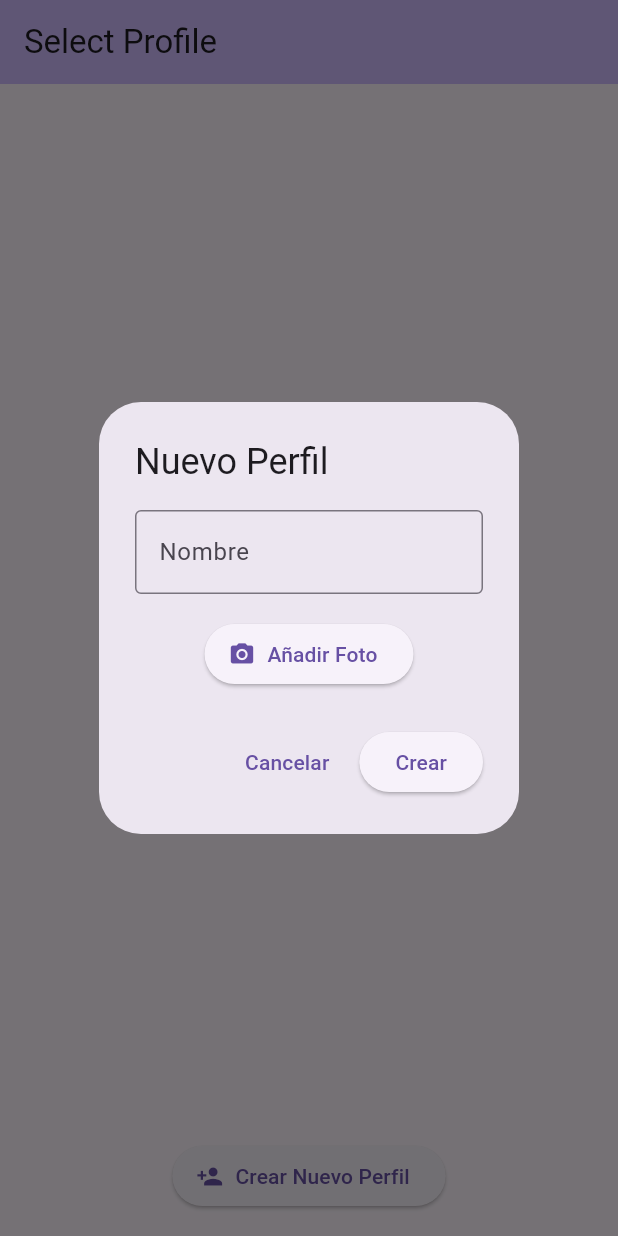
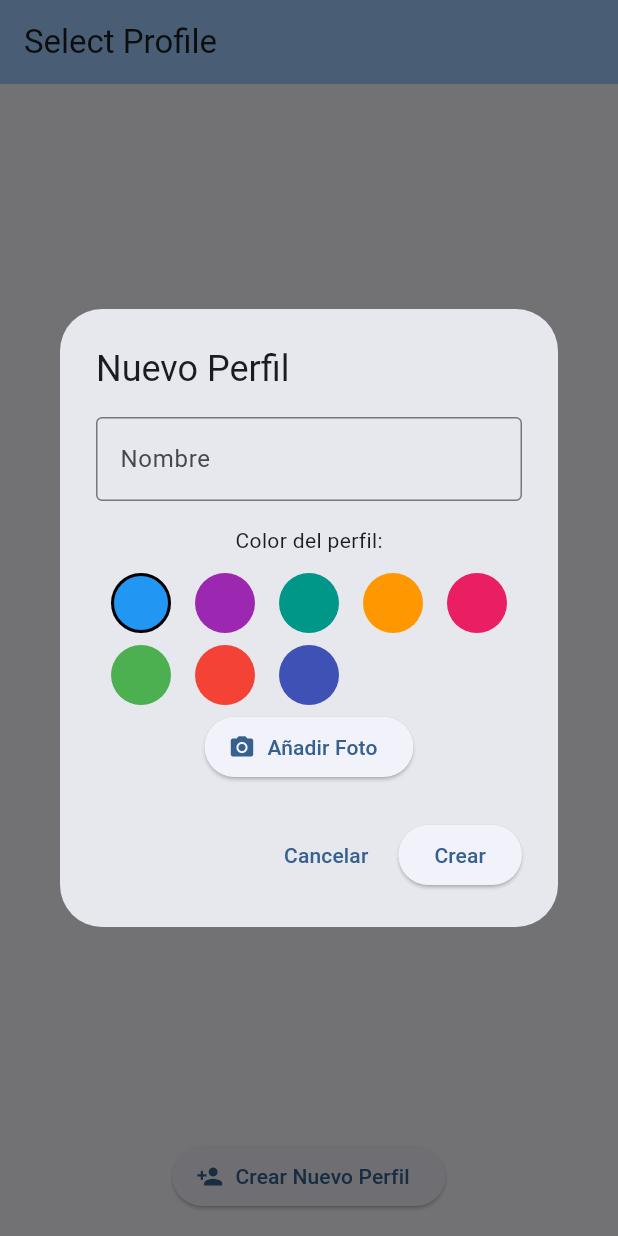
Before and after one commit to alba-lamas/health-tracker, a Flutter app: the screen it shows after launch, after a tap on "Crear Nuevo Perfil", on a phone screen of 412 x 824 dp. Run offline on Flutter 3.47's test engine with Material 3 defaults, Android fonts, the phone set to English and light mode, and no system bars; our stand-ins replace image_picker, shared_preferences, table_calendar; accounts and stored records are empty; generated files the repository leaves out were written again.

Commit message:
interface color adapted to active user

```diff
--- a/lib/main.dart
+++ b/lib/main.dart
@@ -56,6 +56,21 @@ class _MyAppState extends State<MyApp> {
 
   @override
   Widget build(BuildContext context) {
+    // Crear el tema basado en el color del usuario
+    final ThemeData theme = _selectedUser != null
+      ? ThemeData(
+          colorScheme: ColorScheme.fromSeed(
+            seedColor: Color(_selectedUser!.color),
+          ),
+          useMaterial3: true,
+        )
+      : ThemeData(
+          colorScheme: ColorScheme.fromSeed(
+            seedColor: Colors.blue,
+          ),
+          useMaterial3: true,
+        );
+
     return MaterialApp(
       debugShowCheckedModeBanner: false,
       title: 'Health Checker',
@@ -70,10 +85,7 @@ class _MyAppState extends State<MyApp> {
         Locale('es'), // Spanish
         Locale('ca'), // Catalan
       ],
-      theme: ThemeData(
-        primarySwatch: Colors.blue,
-        useMaterial3: true,
-      ),
+      theme: theme,  // Usar el tema personalizado
       home: Builder(
         builder: (context) => _selectedUser == null
           ? UserSelectionScreen(
--- a/lib/models/user.dart
+++ b/lib/models/user.dart
@@ -1,23 +1,29 @@
+import 'package:flutter/material.dart';
+
 class User {
   final String id;
   final String name;
   final String? photoPath;  // Path a la imagen guardada localmente
+  final int color;  // Añadimos el color
 
   User({
     required this.id,
     required this.name,
     this.photoPath,
+    required this.color,  // Color requerido
   });
 
   Map<String, dynamic> toJson() => {
     'id': id,
     'name': name,
     'photoPath': photoPath,
+    'color': color,
   };
 
   factory User.fromJson(Map<String, dynamic> json) => User(
     id: json['id'],
     name: json['name'],
     photoPath: json['photoPath'],
+    color: json['color'] ?? Colors.blue.value,  // Valor por defecto
   );
 }
--- a/lib/screens/user_selection_screen.dart
+++ b/lib/screens/user_selection_screen.dart
@@ -28,6 +28,7 @@ class _UserSelectionScreenState extends State<UserSelectionScreen> {
   Future<void> _createNewUser() async {
     final controller = TextEditingController();
     String? photoPath;
+    Color selectedColor = Colors.blue;  // Color por defecto
 
     return showDialog(
       context: context,
@@ -47,6 +48,39 @@ class _UserSelectionScreenState extends State<UserSelectionScreen> {
                     ),
                   ),
                   const SizedBox(height: 16),
+                  const Text('Color del perfil:'),
+                  const SizedBox(height: 8),
+                  Wrap(
+                    spacing: 8,
+                    children: [
+                      Colors.blue,
+                      Colors.purple,
+                      Colors.teal,
+                      Colors.orange,
+                      Colors.pink,
+                      Colors.green,
+                      Colors.red,
+                      Colors.indigo,
+                    ].map((color) => GestureDetector(
+                      onTap: () {
+                        setState(() {
+                          selectedColor = color;
+                        });
+                      },
+                      child: Container(
+                        width: 40,
+                        height: 40,
+                        margin: const EdgeInsets.all(4),
+                        decoration: BoxDecoration(
+                          color: color,
+                          shape: BoxShape.circle,
+                          border: color == selectedColor
+                            ? Border.all(color: Colors.black, width: 2)
+                            : null,
+                        ),
+                      ),
+                    )).toList(),
+                  ),
                   ElevatedButton.icon(
                     icon: const Icon(Icons.camera_alt),
                     label: const Text('Añadir Foto'),
@@ -82,6 +116,7 @@ class _UserSelectionScreenState extends State<UserSelectionScreen> {
                         id: _uuid.v4(),
                         name: controller.text,
                         photoPath: photoPath,
+                        color: selectedColor.value,  // Guardamos el color
                       );
 
                       final updatedUsers = [...widget.users, newUser];
@@ -102,6 +137,7 @@ class _UserSelectionScreenState extends State<UserSelectionScreen> {
   Future<void> _editUser(User user) async {
     final controller = TextEditingController(text: user.name);
     String? photoPath = user.photoPath;
+    Color selectedColor = Color(user.color);  // Inicializar con el color actual
 
     return showDialog(
       context: context,
@@ -119,6 +155,40 @@ class _UserSelectionScreenState extends State<UserSelectionScreen> {
                       labelText: 'Nombre',
                       border: OutlineInputBorder(),
                     ),
+                  ),
+                  const SizedBox(height: 16),
+                  const Text('Color del perfil:'),
+                  const SizedBox(height: 8),
+                  Wrap(
+                    spacing: 8,
+                    children: [
+                      Colors.blue,
+                      Colors.purple,
+                      Colors.teal,
+                      Colors.orange,
+                      Colors.pink,
+                      Colors.green,
+                      Colors.red,
+                      Colors.indigo,
+                    ].map((color) => GestureDetector(
+                      onTap: () {
+                        setState(() {
+                          selectedColor = color;
+                        });
+                      },
+                      child: Container(
+                        width: 40,
+                        height: 40,
+                        margin: const EdgeInsets.all(4),
+                        decoration: BoxDecoration(
+                          color: color,
+                          shape: BoxShape.circle,
+                          border: color.value == selectedColor.value
+                            ? Border.all(color: Colors.black, width: 2)
+                            : null,
+                        ),
+                      ),
+                    )).toList(),
                   ),
                   const SizedBox(height: 16),
                   if (photoPath != null)
@@ -184,6 +254,7 @@ class _UserSelectionScreenState extends State<UserSelectionScreen> {
                         id: user.id,
                         name: controller.text,
                         photoPath: photoPath,
+                        color: selectedColor.value,  // Incluir el color al actualizar
                       );
 
                       final updatedUsers = widget.users.map((u) =>
```
